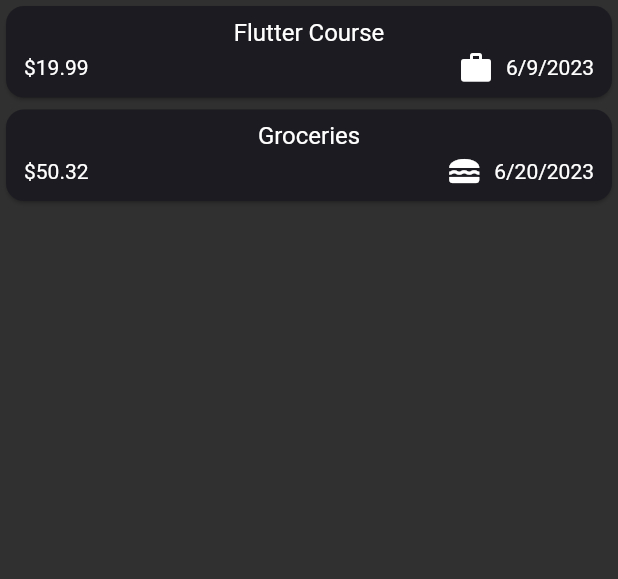
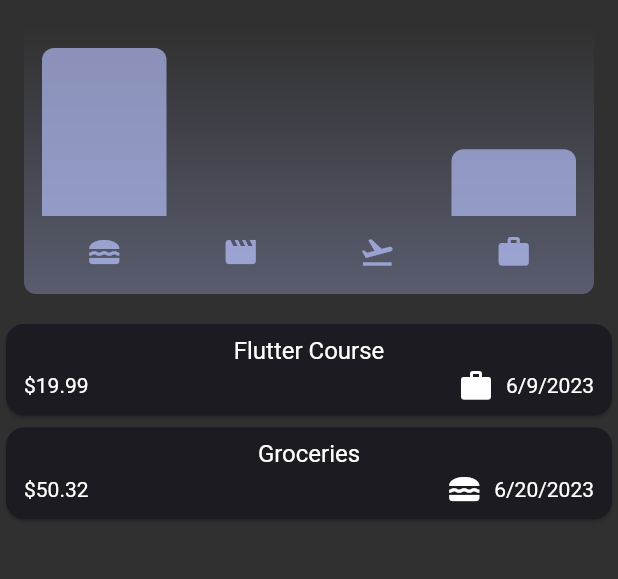
Before and after one commit to kealohigrondin/expense_tracker, a Flutter app: the screen it shows after launch, on a phone screen of 412 x 824 dp, the part 84-663 px from its top. Run offline on Flutter 3.47's test engine with Material 2 defaults, Android fonts, the phone set to English and light mode, and no system bars; missing offline and left inert: uuid_type.

Commit message:
add expense chart

```diff
--- /dev/null
+++ b/lib/components/chart/chart.dart
@@ -0,0 +1,94 @@
+import 'package:flutter/material.dart';
+import 'package:expense_tracker/components/chart/chart_bar.dart';
+import 'package:expense_tracker/models/expense.dart';
+
+class Chart extends StatelessWidget {
+  const Chart({super.key, required this.expenses});
+
+  final List<Expense> expenses;
+
+  List<ExpenseBucket> get buckets {
+    return [
+      ExpenseBucket.forCategory(expenses, Category.food),
+      ExpenseBucket.forCategory(expenses, Category.leisure),
+      ExpenseBucket.forCategory(expenses, Category.travel),
+      ExpenseBucket.forCategory(expenses, Category.work),
+    ];
+  }
+
+  double get maxTotalExpense {
+    double maxTotalExpense = 0;
+
+    for (final bucket in buckets) {
+      if (bucket.totalExpenses > maxTotalExpense) {
+        maxTotalExpense = bucket.totalExpenses;
+      }
+    }
+
+    return maxTotalExpense;
+  }
+
+  @override
+  Widget build(BuildContext context) {
+    final isDarkMode =
+        MediaQuery.of(context).platformBrightness == Brightness.dark;
+    return Container(
+      margin: const EdgeInsets.all(16),
+      padding: const EdgeInsets.symmetric(
+        vertical: 16,
+        horizontal: 8,
+      ),
+      width: double.infinity,
+      height: 180,
+      decoration: BoxDecoration(
+        borderRadius: BorderRadius.circular(8),
+        gradient: LinearGradient(
+          colors: [
+            Theme.of(context).colorScheme.primary.withOpacity(0.3),
+            Theme.of(context).colorScheme.primary.withOpacity(0.0)
+          ],
+          begin: Alignment.bottomCenter,
+          end: Alignment.topCenter,
+        ),
+      ),
+      child: Column(
+        children: [
+          Expanded(
+            child: Row(
+              crossAxisAlignment: CrossAxisAlignment.end,
+              children: [
+                for (final bucket in buckets) // alternative to map()
+                  ChartBar(
+                    fill: bucket.totalExpenses == 0
+                        ? 0
+                        : bucket.totalExpenses / maxTotalExpense,
+                  )
+              ],
+            ),
+          ),
+          const SizedBox(height: 12),
+          Row(
+            children: buckets
+                .map(
+                  (bucket) => Expanded(
+                    child: Padding(
+                      padding: const EdgeInsets.symmetric(horizontal: 4),
+                      child: Icon(
+                        categoryIcons[bucket.category],
+                        color: isDarkMode
+                            ? Theme.of(context).colorScheme.secondary
+                            : Theme.of(context)
+                                .colorScheme
+                                .primary
+                                .withOpacity(0.7),
+                      ),
+                    ),
+                  ),
+                )
+                .toList(),
+          )
+        ],
+      ),
+    );
+  }
+}
--- /dev/null
+++ b/lib/components/chart/chart_bar.dart
@@ -0,0 +1,34 @@
+import 'package:flutter/material.dart';
+
+class ChartBar extends StatelessWidget {
+  const ChartBar({
+    super.key,
+    required this.fill,
+  });
+
+  final double fill;
+
+  @override
+  Widget build(BuildContext context) {
+    final isDarkMode =
+        MediaQuery.of(context).platformBrightness == Brightness.dark;
+    return Expanded(
+      child: Padding(
+        padding: const EdgeInsets.symmetric(horizontal: 4),
+        child: FractionallySizedBox(
+          heightFactor: fill,
+          child: DecoratedBox(
+            decoration: BoxDecoration(
+              shape: BoxShape.rectangle,
+              borderRadius:
+                  const BorderRadius.vertical(top: Radius.circular(8)),
+              color: isDarkMode
+                  ? Theme.of(context).colorScheme.secondary
+                  : Theme.of(context).colorScheme.primary.withOpacity(0.65),
+            ),
+          ),
+        ),
+      ),
+    );
+  }
+}
--- a/lib/expenses_screen.dart
+++ b/lib/expenses_screen.dart
@@ -1,5 +1,6 @@
 // ignore_for_file: avoid_print
 
+import 'package:expense_tracker/components/chart/chart.dart';
 import 'package:expense_tracker/components/expense_modal.dart';
 import 'package:expense_tracker/components/expenses_list.dart';
 import 'package:expense_tracker/models/expense.dart';
@@ -75,6 +76,7 @@ class _ExpensesScreenState extends State<ExpensesScreen> {
                 .isNotEmpty //only show expense list if it isn't empty
             ? Column(
                 children: [
+                  Chart(expenses: _registeredExpenses),
                   Expanded(
                       child: ExpenseList(
                           expenses: _registeredExpenses,
--- a/lib/models/expense.dart
+++ b/lib/models/expense.dart
@@ -31,3 +31,24 @@ class Expense {
     return formatter.format(date);
   }
 }
+
+class ExpenseBucket {
+  const ExpenseBucket({required this.category, required this.expenseList});
+
+  //alternative constructor method, builds an expenseBucket for a given category
+  ExpenseBucket.forCategory(List<Expense> allExpenses, this.category)
+      : expenseList = allExpenses
+            .where((expense) => expense.category == category)
+            .toList();
+
+  final Category category;
+  final List<Expense> expenseList;
+
+  double get totalExpenses {
+    double sum = 0;
+    for (final Expense e in expenseList) {
+      sum += e.amount;
+    }
+    return sum;
+  }
+}
```
